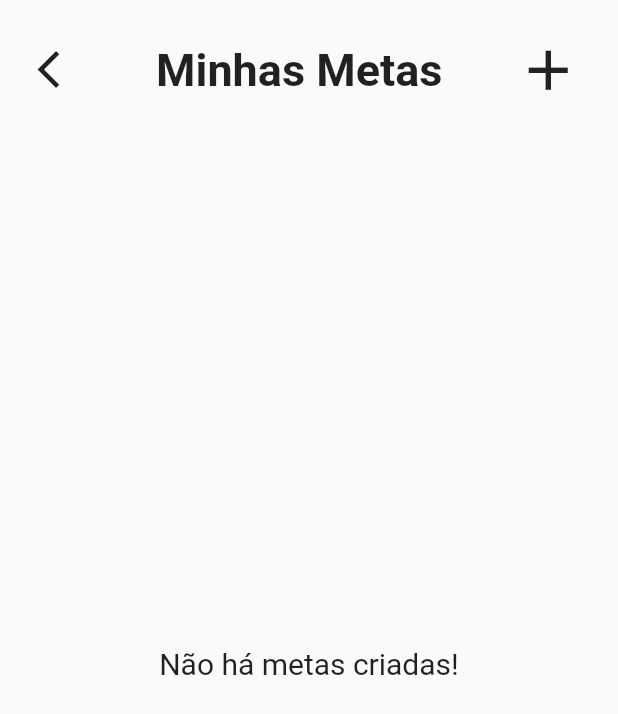
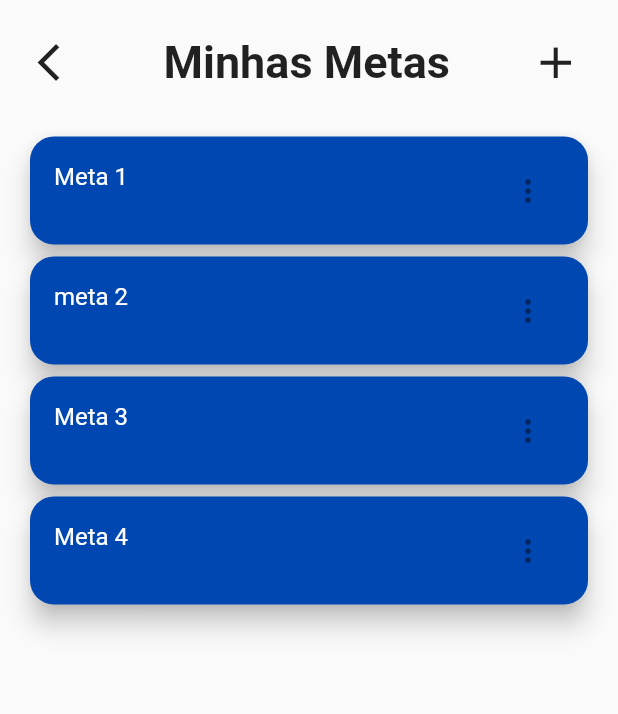
Before and after one commit to gchavess/taskwise-mobile, a Flutter app: the MyGoals screen opened directly, on a phone screen of 412 x 824 dp. Shown: the top 714 px of the screen. Run offline on Flutter 3.47's test engine with Material 2 defaults, Android fonts, the light colour scheme and no system bars; our stand-ins replace dio, dotted_border, google_fonts, timeline_tile.

Commit message:
TelaMetasTarefas

```diff
--- a/lib/main.dart
+++ b/lib/main.dart
@@ -3,9 +3,11 @@ import 'package:flutter/services.dart';
 import 'package:task_wise_frontend/providers/app_state.dart';
 import 'package:task_wise_frontend/screens/goals/create_goals.dart';
 import 'package:task_wise_frontend/screens/goals/my_goals.dart';
+import 'package:task_wise_frontend/screens/home/home.dart';
 import 'package:task_wise_frontend/screens/login/login_screen.dart';
 import 'package:provider/provider.dart';
 import 'package:task_wise_frontend/screens/login/splash_screen.dart';
+import 'package:task_wise_frontend/screens/pomodoro/my_pomodoro.dart';
 
 void main() {
   runApp(const MainApp());
@@ -24,7 +26,7 @@ class MainApp extends StatelessWidget {
       child: const MaterialApp(
         debugShowCheckedModeBanner: false,
         title: 'Task Wise',
-        home: SplashScreen(),
+        home: SplashScreen()
       ),
     );
   }
--- a/lib/screens/goals/my_goals.dart
+++ b/lib/screens/goals/my_goals.dart
@@ -1,13 +1,81 @@
 import 'package:flutter/material.dart';
 import 'package:task_wise_frontend/screens/goals/create_goals.dart';
 
-class MyGoals extends StatelessWidget {
-  const MyGoals({super.key});
+class MyGoals extends StatefulWidget {
+  const MyGoals({Key? key}) : super(key: key);
+
+  @override
+  _MyGoalsState createState() => _MyGoalsState();
+}
+
+class _MyGoalsState extends State<MyGoals> {
+  final bool _isExpanded = false;
+
+  final TextEditingController _taskNameController = TextEditingController();
+  final TextEditingController _expirationController = TextEditingController();
+
+  @override
+  void dispose() {
+    _taskNameController.dispose();
+    _expirationController.dispose();
+    super.dispose();
+  }
+
+  // Função para gerar o ListTile com PopupMenuButton
+  Widget buildListTileWithPopupMenu(String title, String subtitle) {
+    return Card(
+      elevation: 7,
+      color: const Color.fromARGB(255, 0, 71, 178),
+      shape: RoundedRectangleBorder(
+        borderRadius: BorderRadius.circular(16),
+      ),
+      child: ListTile(
+        title: Text(
+          title,
+          style: const TextStyle(color: Colors.white), // Define a cor do título como branco
+        ),
+        subtitle: Text(
+          subtitle,
+          style: const TextStyle(color: Colors.white), // Define a cor do subtítulo como branco
+        ),
+        trailing: PopupMenuButton<String>(
+          onSelected: (String value) {
+            // Lógica para editar ou excluir a tarefa de acordo com a opção selecionada
+            if (value == 'editar') {
+              // Adicionar a lógica de edição aqui
+            } else if (value == 'excluir') {
+              // Adicionar a lógica de exclusão aqui
+            }
+          },
+          itemBuilder: (BuildContext context) => <PopupMenuEntry<String>>[
+            const PopupMenuItem<String>(
+              value: 'editar',
+              child: ListTile(
+                leading: Icon(Icons.edit),
+                title: Text('Editar', style: TextStyle(color: Color.fromARGB(255, 15, 15, 15))), // Define a cor do texto como branco
+              ),
+            ),
+            const PopupMenuItem<String>(
+              value: 'excluir',
+              child: ListTile(
+                leading: Icon(Icons.delete),
+                title: Text('Excluir', style: TextStyle(color: Color.fromARGB(255, 0, 0, 0))), // Define a cor do texto como branco
+              ),
+            ),
+          ],
+        ),
+      ),
+    );
+  }
 
   @override
   Widget build(BuildContext context) {
     return Scaffold(
-      body: Padding(
+      body: Stack(
+        children: [
+          ListView(
+            children: [
+              Padding(
                 padding: const EdgeInsets.all(16.0),
                 child: Column(
                   mainAxisAlignment: MainAxisAlignment.spaceBetween,
@@ -28,25 +96,33 @@ class MyGoals extends StatelessWidget {
                           ),
                         ),
                         IconButton(
-                  onPressed: () => Navigator.push(
-                      context,
-                      MaterialPageRoute(
-                          builder: (context) => const CreateGoals())),
+                          onPressed: () {
+                            Navigator.push(context,
+                              MaterialPageRoute(builder: (context) => const CreateGoals()),
+                              );
+                            },
                           icon: const Icon(Icons.add),
-                  iconSize: 45,
+                          iconSize: 35,
                         ),
                       ],
                     ),
-            const Expanded(
-              child: Center(
-                child: Text(
-                  'Não há metas criadas!',
-                  style: TextStyle(fontSize: 20, fontWeight: FontWeight.w400),
+                    const SizedBox(
+                      height: 20.0,
                     ),
+                    // Cartões estáticos com menu de opções
+                    buildListTileWithPopupMenu('Meta 1',''),
+                    buildListTileWithPopupMenu('meta 2',''),
+                    buildListTileWithPopupMenu('Meta 3',''),
+                    buildListTileWithPopupMenu('Meta 4',''),
+                    // ... (código dos outros cartões estáticos com menu de opções)
+                    // Fim dos cartões estáticos
+                    const SizedBox(height: 20.0),
+                  ],
                 ),
               ),
             ],
           ),
+        ],
       ),
     );
   }
--- a/pubspec.yaml
+++ b/pubspec.yaml
@@ -14,6 +14,7 @@ dependencies:
   timeline_tile: ^2.0.0
   google_fonts: ^4.0.4
   dio: ^4.0.0
+  random_color: ^1.0.5
 dev_dependencies:
   flutter_test:
     sdk: flutter
```
Also changed, not shown: lib/screens/pomodoro/my_pomodoro.dart (added, +52 -0 lines), pubspec.lock. Lines whose indentation alone changed are shown as unchanged.
